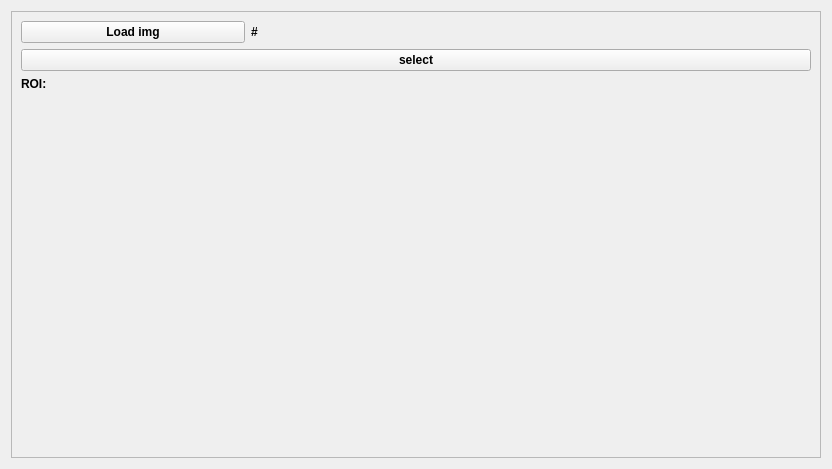
Before: the Qt Designer form NTU/ML/MLISPSimulator/SelectROI/UI.ui in YuTing-Fang1999/FIH-tool, drawn with Qt 5.
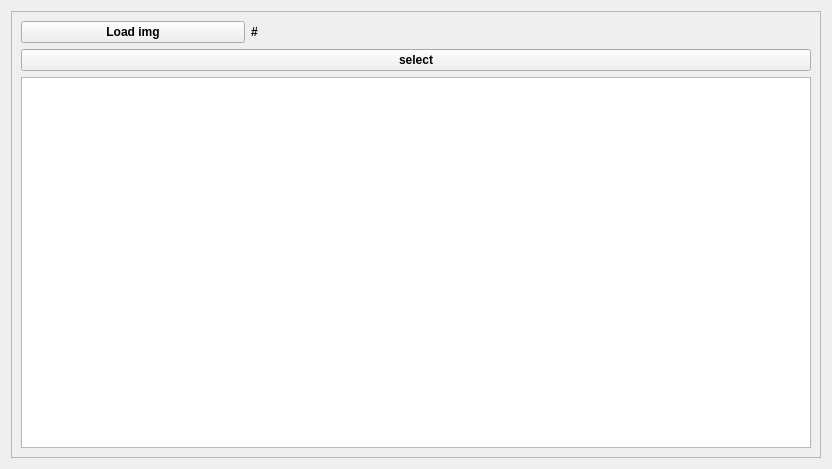
After: the same form once the commit is applied.

```diff
--- a/NTU/ML/MLISPSimulator/SelectROI/UI.ui
+++ b/NTU/ML/MLISPSimulator/SelectROI/UI.ui
@@ -28,8 +28,8 @@
        <rect>
         <x>0</x>
         <y>0</y>
-        <width>818</width>
-        <height>455</height>
+        <width>808</width>
+        <height>445</height>
        </rect>
       </property>
       <layout class="QVBoxLayout" name="verticalLayout">
@@ -69,32 +69,7 @@
         </widget>
        </item>
        <item>
-        <widget class="QLabel" name="ROI_label">
-         <property name="sizePolicy">
-          <sizepolicy hsizetype="Expanding" vsizetype="Expanding">
-           <horstretch>0</horstretch>
-           <verstretch>0</verstretch>
-          </sizepolicy>
-         </property>
-         <property name="cursor">
-          <cursorShape>IBeamCursor</cursorShape>
-         </property>
-         <property name="mouseTracking">
-          <bool>true</bool>
-         </property>
-         <property name="text">
-          <string>ROI:</string>
-         </property>
-         <property name="alignment">
-          <set>Qt::AlignLeading|Qt::AlignLeft|Qt::AlignTop</set>
-         </property>
-         <property name="wordWrap">
-          <bool>true</bool>
-         </property>
-         <property name="textInteractionFlags">
-          <set>Qt::LinksAccessibleByMouse|Qt::TextSelectableByMouse</set>
-         </property>
-        </widget>
+        <widget class="QPlainTextEdit" name="ROI_text"/>
        </item>
       </layout>
      </widget>
```
